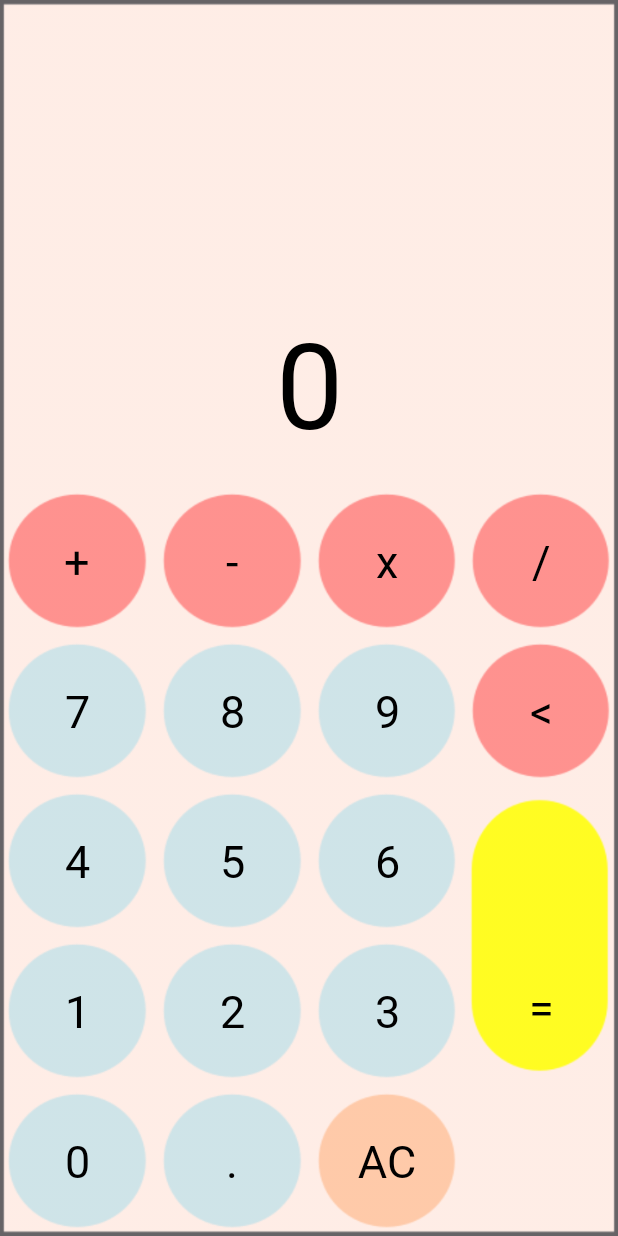
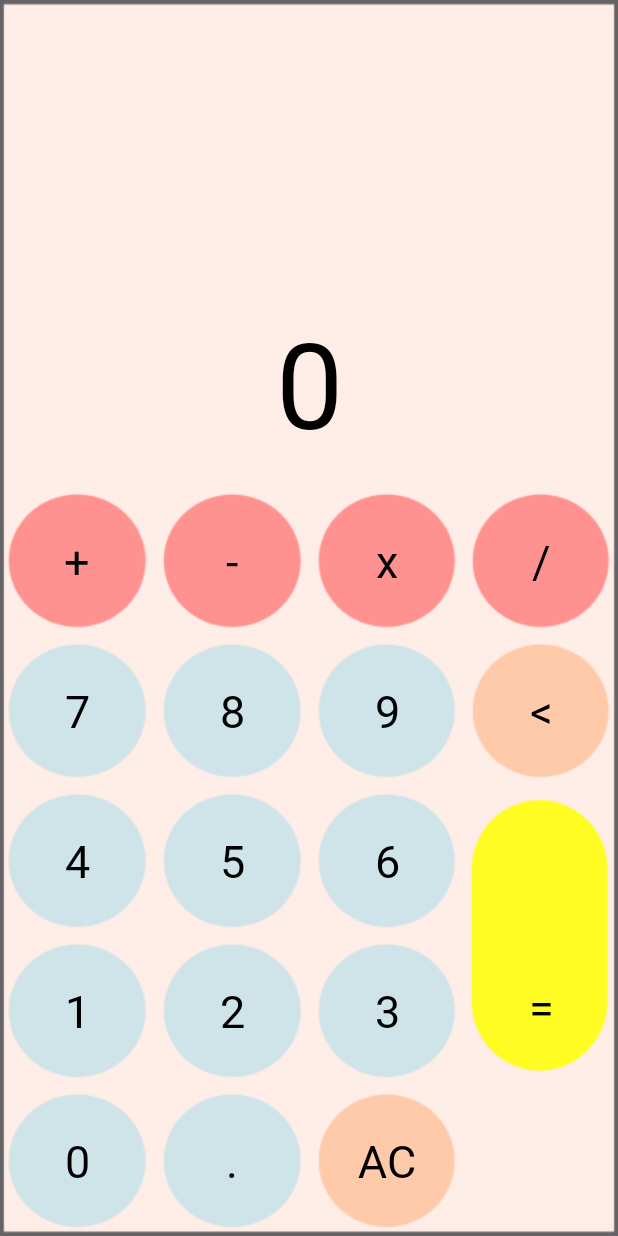
Before and after one commit to Aouni19/ReCalc, an Android app: the screen it shows after launch (MainActivity), on a phone screen of 412 x 824 dp. Run offline under Robolectric (Android 15) with nearby library versions, the phone set to English and light mode, and no system bars.

Commit message:
2st commit

```diff
--- a/app/src/main/java/com/example/recalc/MainActivity.kt
+++ b/app/src/main/java/com/example/recalc/MainActivity.kt
@@ -45,37 +45,67 @@ public class MainActivity : AppCompatActivity() {
             }
         }
 
-        findViewById<Button>(R.id.dot).setOnClickListener{
+        findViewById<Button?>(R.id.dot)?.setOnClickListener{
             flash(it)
             appendDot()
         }
 
-        findViewById<Button>(R.id.plus).setOnClickListener{
+        findViewById<Button?>(R.id.plus)?.setOnClickListener{
             flash(it); appendOperator("+")
         }
-        findViewById<Button>(R.id.minus).setOnClickListener{
+        findViewById<Button?>(R.id.minus)?.setOnClickListener{
             flash(it); appendOperator("-")
         }
-        findViewById<Button>(R.id.product).setOnClickListener{
+        findViewById<Button?>(R.id.product)?.setOnClickListener{
             flash(it); appendOperator("x")
         }
-        findViewById<Button>(R.id.divide).setOnClickListener{
+        findViewById<Button?>(R.id.divide)?.setOnClickListener{
             flash(it); appendOperator("/")
         }
 
-        findViewById<Button>(R.id.equal).setOnClickListener{
+        findViewById<Button?>(R.id.equal)?.setOnClickListener{
             flash(it)
             calculateResult()
         }
 
-        findViewById<Button>(R.id.allclear).setOnClickListener{
+        findViewById<Button?>(R.id.allclear)?.setOnClickListener{
             flash(it)
             clearAll()
         }
 
-        findViewById<Button>(R.id.backspace).setOnClickListener{
+        findViewById<Button?>(R.id.backspace)?.setOnClickListener{
             flash(it)
             backspace()
+        }
+
+        findViewById<Button?>(R.id.sin)?.setOnClickListener {
+            flash(it)
+            applyUnaryToLastNumber("sin") { Math.sin(it) }
+        }
+
+        findViewById<Button?>(R.id.cos)?.setOnClickListener {
+            flash(it)
+            applyUnaryToLastNumber("cos") { Math.cos(it) }
+        }
+
+        findViewById<Button?>(R.id.tan)?.setOnClickListener {
+            flash(it)
+            applyUnaryToLastNumber("tan") { Math.tan(it) }
+        }
+
+        findViewById<Button?>(R.id.log)?.setOnClickListener {
+            flash(it)
+            applyUnaryToLastNumber("log") { Math.log10(it) } // base-10 log
+        }
+
+        findViewById<Button?>(R.id.modulo)?.setOnClickListener {
+            flash(it)
+            appendOperator("%")
+        }
+
+        findViewById<Button?>(R.id.pi)?.setOnClickListener {
+            flash(it)
+            insertPi()
         }
 
         updateMainDisplay()
@@ -116,7 +146,7 @@ public class MainActivity : AppCompatActivity() {
     }
 
     private fun appendDot(){
-        val lastnum=currentExpression.split(Regex("[+\\-x%]")).lastOrNull()?:""
+        val lastnum = currentExpression.split(Regex("[+\\-x/%]")).lastOrNull() ?: ""
         if(!lastnum.contains(".")){
             if(lastnum.isEmpty()){
                 currentExpression+="0."
@@ -134,6 +164,57 @@ public class MainActivity : AppCompatActivity() {
         }
     }
 
+    private fun applyUnaryToLastNumber(name: String, useDegrees: Boolean = false, fn: (Double) -> Double) {
+        if (currentExpression.isEmpty()) return
+
+        // find index of last operator: + - x / %
+        val lastOpIndex = currentExpression.indexOfLast { ch -> "+-x/%".contains(ch) }
+        val numStart = if (lastOpIndex == -1) 0 else lastOpIndex + 1
+
+        // get the last number substring
+        val lastNumberStr = currentExpression.substring(numStart)
+        if (lastNumberStr.isEmpty()) return
+
+        val value = lastNumberStr.toDoubleOrNull() ?: return
+
+        // convert degrees->radians if requested (by default we work in radians)
+        val input = if (useDegrees) Math.toRadians(value) else value
+
+        // compute, but guard against NaN/Inf (e.g. tan(90deg) in degrees -> huge; user can handle)
+        val rawResult = try {
+            fn(input)
+        } catch (e: Exception) {
+            Double.NaN
+        }
+
+        if (rawResult.isNaN() || rawResult.isInfinite()) {
+            mainDisplay.text = "Error"
+            return
+        }
+
+        // format result to a nice string using your existing formatter
+        val resultStr = formatResult(rawResult)
+
+        // replace the last number with the computed result
+        currentExpression = currentExpression.substring(0, numStart) + resultStr
+        updateMainDisplay()
+
+        // show previous calculation like sin(45)
+        previousDisplay.text = "$name($lastNumberStr)"
+    }
+
+    private fun insertPi() {
+        val piStr = formatResult(Math.PI)
+        if (currentExpression.isNotEmpty() && currentExpression.last().toString().matches(Regex("[0-9\\.]"))) {
+            // implicit multiply
+            currentExpression += "x$piStr"
+        } else {
+            currentExpression += piStr
+        }
+        updateMainDisplay()
+    }
+
+
     private fun clearAll() {
         currentExpression = ""
         mainDisplay.text = ""
@@ -142,7 +223,7 @@ public class MainActivity : AppCompatActivity() {
 
     private fun calculateResult() {
         if (currentExpression.isEmpty()) return
-        if (currentExpression.last().toString().matches(Regex("[+\\-x%]"))) {
+        if (currentExpression.last().toString().matches(Regex("[+\\-x/%]"))) {
 
             currentExpression = currentExpression.dropLast(1)
         }
--- /dev/null
+++ b/app/src/main/res/layout-land/activity_main.xml
@@ -0,0 +1,411 @@
+<?xml version="1.0" encoding="utf-8"?>
+<androidx.constraintlayout.widget.ConstraintLayout xmlns:android="http://schemas.android.com/apk/res/android"
+    xmlns:app="http://schemas.android.com/apk/res-auto"
+    xmlns:tools="http://schemas.android.com/tools"
+    android:layout_width="match_parent"
+    android:layout_height="match_parent">
+
+    <androidx.constraintlayout.widget.ConstraintLayout
+        android:layout_width="match_parent"
+        android:layout_height="match_parent"
+        android:background="@drawable/bg_land"
+        >
+
+        <LinearLayout
+            android:layout_width="match_parent"
+            android:layout_height="match_parent"
+            android:orientation="horizontal">
+
+        <LinearLayout
+            android:id="@+id/linearLayout"
+            android:layout_width="600dp"
+            android:layout_weight="1"
+            android:layout_height="match_parent"
+            android:orientation="vertical"
+            >
+
+            <TextView
+                android:id="@+id/previous_calculation"
+                android:layout_width="match_parent"
+                android:layout_height="wrap_content"
+                android:layout_weight="1"
+                android:text="123"
+                android:textSize="40sp"
+                android:fontFamily="@font/nothing"
+                android:gravity="bottom"
+                android:textAlignment="center"
+                android:includeFontPadding="false"
+                android:maxLines="1"
+                android:ellipsize="end"
+                android:textColor="@color/text_primary"
+                android:autoSizeTextType="uniform"
+                android:autoSizeMinTextSize="12sp"
+                android:autoSizeMaxTextSize="40sp"
+                android:autoSizeStepGranularity="2sp"
+                tools:ignore="RtlCompat" />
+
+            <TextView
+                android:id="@+id/main_display"
+                android:layout_width="match_parent"
+                android:layout_height="wrap_content"
+                android:layout_weight="1"
+                android:maxLines="1"
+                android:ellipsize="end"
+                android:textColor="@color/text_primary"
+                android:textSize="70sp"
+                android:fontFamily="@font/nothing"
+                android:textAlignment="center"
+                android:text="123"
+                android:gravity="center_horizontal"
+                android:autoSizeTextType="uniform"
+                android:autoSizeMinTextSize="18sp"
+                android:autoSizeMaxTextSize="80sp"
+                android:autoSizeStepGranularity="2sp" />
+
+
+        </LinearLayout>
+
+        <LinearLayout
+            android:id="@+id/linearLayout4"
+            android:layout_width="wrap_content"
+            android:layout_weight="1"
+            android:layout_height="match_parent"
+            android:orientation="horizontal">
+
+
+            <LinearLayout
+                android:layout_width="wrap_content"
+                android:layout_height="match_parent"
+                android:orientation="vertical"
+                android:layout_weight="1">
+
+                <Button
+                    android:id="@+id/log"
+                    android:layout_width="match_parent"
+                    android:layout_height="wrap_content"
+                    android:background="@drawable/sci_butt_ns"
+                    android:layout_weight="1"
+                    app:backgroundTint="@null"
+                    android:text="log"
+                    android:fontFamily="@font/nothing"
+                    android:textColor="@color/text_primary"
+                    android:textSize="20dp"/>
+                <Button
+                    android:id="@+id/sin"
+                    android:layout_width="match_parent"
+                    android:layout_height="wrap_content"
+                    android:background="@drawable/sci_butt_ns"
+                    android:layout_weight="1"
+                    app:backgroundTint="@null"
+                    android:text="sin"
+                    android:fontFamily="@font/nothing"
+                    android:textColor="@color/text_primary"
+                    android:textSize="20dp"/>
+                <Button
+                    android:id="@+id/cos"
+                    android:layout_width="match_parent"
+                    android:layout_height="wrap_content"
+                    android:background="@drawable/sci_butt_ns"
+                    android:layout_weight="1"
+                    app:backgroundTint="@null"
+                    android:text="cos"
+                    android:fontFamily="@font/nothing"
+                    android:textColor="@color/text_primary"
+                    android:textSize="20dp"/>
+
+                <Button
+                    android:id="@+id/tan"
+                    android:layout_width="match_parent"
+                    android:layout_height="wrap_content"
+                    android:background="@drawable/sci_butt_ns"
+                    android:layout_weight="1"
+                    app:backgroundTint="@null"
+                    android:text="tan"
+                    android:fontFamily="@font/nothing"
+                    android:textColor="@color/text_primary"
+                    android:textSize="20dp"/>
+                <Button
+                    android:id="@+id/allclear"
+                    android:layout_width="match_parent"
+                    android:layout_height="wrap_content"
+                    android:background="@drawable/ac_spaced_ns"
+                    android:layout_weight="1"
+                    app:backgroundTint="@null"
+                    android:text="AC"
+                    android:fontFamily="@font/nothing"
+                    android:textColor="@color/ac_back_color"
+                    android:textSize="20dp"/>
+
+            </LinearLayout>
+
+            <LinearLayout
+                android:layout_width="wrap_content"
+                android:layout_height="match_parent"
+                android:orientation="vertical"
+                android:layout_weight="1">
+
+                <Button
+                    android:id="@+id/plus"
+                    android:layout_width="match_parent"
+                    android:layout_height="wrap_content"
+                    android:background="@drawable/operation_spaced_ns"
+                    android:layout_weight="1"
+                    app:backgroundTint="@null"
+                    android:text="+"
+                    android:fontFamily="@font/nothing"
+                    android:textColor="@color/text_primary"
+                    android:textSize="20dp"/>
+
+                <Button
+                    android:id="@+id/seven"
+                    android:layout_width="match_parent"
+                    android:layout_height="wrap_content"
+                    android:background="@drawable/butt_spaced_ns"
+                    android:layout_weight="1"
+                    app:backgroundTint="@null"
+                    android:text="7"
+                    android:fontFamily="@font/nothing"
+                    android:textColor="@color/text_primary"
+                    android:textSize="20dp"/>
+
+                <Button
+                    android:id="@+id/four"
+                    android:layout_width="match_parent"
+                    android:layout_height="wrap_content"
+                    android:background="@drawable/butt_spaced_ns"
+                    android:layout_weight="1"
+                    app:backgroundTint="@null"
+                    android:text="4"
+                    android:fontFamily="@font/nothing"
+                    android:textColor="@color/text_primary"
+                    android:textSize="20dp"/>
+
+                <Button
+                    android:id="@+id/one"
+                    android:layout_width="match_parent"
+                    android:layout_height="wrap_content"
+                    android:background="@drawable/butt_spaced_ns"
+                    android:layout_weight="1"
+                    app:backgroundTint="@null"
+                    android:text="1"
+                    android:fontFamily="@font/nothing"
+                    android:textColor="@color/text_primary"
+                    android:textSize="20dp"/>
+
+                <Button
+                    android:id="@+id/backspace"
+                    android:layout_width="match_parent"
+                    android:layout_height="wrap_content"
+                    android:background="@drawable/ac_spaced_ns"
+                    android:layout_weight="1"
+                    app:backgroundTint="@null"
+                    android:text="&lt;"
+                    android:fontFamily="@font/nothing"
+                    android:textColor="@color/ac_back_color"
+                    android:textSize="20dp"/>
+
+
+
+            </LinearLayout>
+
+            <LinearLayout
+                android:layout_width="wrap_content"
+                android:layout_height="match_parent"
+                android:orientation="vertical"
+                android:layout_weight="1">
+
+                <Button
+                    android:id="@+id/minus"
+                    android:layout_width="match_parent"
+                    android:layout_height="wrap_content"
+                    android:background="@drawable/operation_spaced_ns"
+                    android:layout_weight="1"
+                    app:backgroundTint="@null"
+                    android:text="-"
+                    android:fontFamily="@font/nothing"
+                    android:textColor="@color/text_primary"
+                    android:textSize="20dp"/>
+
+                <Button
+                    android:id="@+id/eight"
+                    android:layout_width="match_parent"
+                    android:layout_height="wrap_content"
+                    android:background="@drawable/butt_spaced_ns"
+                    android:layout_weight="1"
+                    app:backgroundTint="@null"
+                    android:text="8"
+                    android:fontFamily="@font/nothing"
+                    android:textColor="@color/text_primary"
+                    android:textSize="20dp"/>
+
+                <Button
+                    android:id="@+id/five"
+                    android:layout_width="match_parent"
+                    android:layout_height="wrap_content"
+                    android:background="@drawable/butt_spaced_ns"
+                    android:layout_weight="1"
+                    app:backgroundTint="@null"
+                    android:text="5"
+                    android:fontFamily="@font/nothing"
+                    android:textColor="@color/text_primary"
+                    android:textSize="20dp"/>
+
+                <Button
+                    android:id="@+id/two"
+                    android:layout_width="match_parent"
+                    android:layout_height="wrap_content"
+                    android:background="@drawable/butt_spaced_ns"
+                    android:layout_weight="1"
+                    app:backgroundTint="@null"
+                    android:text="2"
+                    android:fontFamily="@font/nothing"
+                    android:textColor="@color/text_primary"
+                    android:textSize="20dp"/>
+
+                <Button
+                    android:id="@+id/zero"
+                    android:layout_width="match_parent"
+                    android:layout_height="wrap_content"
+                    android:background="@drawable/butt_spaced_ns"
+                    android:layout_weight="1"
+                    app:backgroundTint="@null"
+                    android:text="0"
+                    android:fontFamily="@font/nothing"
+                    android:textColor="@color/text_primary"
+                    android:textSize="20dp"/>
+
+            </LinearLayout>
+
+            <LinearLayout
+                android:layout_width="wrap_content"
+                android:layout_height="match_parent"
+                android:orientation="vertical"
+                android:layout_weight="1">
+
+                <Button
+                    android:id="@+id/product"
+                    android:layout_width="match_parent"
+                    android:layout_height="wrap_content"
+                    android:background="@drawable/operation_spaced_ns"
+                    android:layout_weight="1"
+                    app:backgroundTint="@null"
+                    android:text="x"
+                    android:fontFamily="@font/nothing"
+                    android:textColor="@color/text_primary"
+                    android:textSize="20dp"/>
+
+                <Button
+                    android:id="@+id/nine"
+                    android:layout_width="match_parent"
+                    android:layout_height="wrap_content"
+                    android:background="@drawable/butt_spaced_ns"
+                    android:layout_weight="1"
+                    app:backgroundTint="@null"
+                    android:text="9"
+                    android:fontFamily="@font/nothing"
+                    android:textColor="@color/text_primary"
+                    android:textSize="20dp"/>
+
+                <Button
+                    android:id="@+id/six"
+                    android:layout_width="match_parent"
+                    android:layout_height="wrap_content"
+                    android:background="@drawable/butt_spaced_ns"
+                    android:layout_weight="1"
+                    app:backgroundTint="@null"
+                    android:text="6"
+                    android:fontFamily="@font/nothing"
+                    android:textColor="@color/text_primary"
+                    android:textSize="20dp"/>
+
+                <Button
+                    android:id="@+id/three"
+                    android:layout_width="match_parent"
+                    android:layout_height="wrap_content"
+                    android:background="@drawable/butt_spaced_ns"
+                    android:layout_weight="1"
+                    app:backgroundTint="@null"
+                    android:text="3"
+                    android:fontFamily="@font/nothing"
+                    android:textColor="@color/text_primary"
+                    android:textSize="20dp"/>
+
+                <Button
+                    android:id="@+id/dot"
+                    android:layout_width="match_parent"
+                    android:layout_height="wrap_content"
+                    android:background="@drawable/butt_spaced_ns"
+                    android:layout_weight="1"
+                    app:backgroundTint="@null"
+                    android:text="."
+                    android:fontFamily="@font/nothing"
+                    android:textColor="@color/text_primary"
+                    android:textSize="20dp"/>
+
+            </LinearLayout>
+
+            <LinearLayout
+                android:layout_width="wrap_content"
+                android:layout_height="match_parent"
+                android:orientation="vertical"
+                android:layout_weight="1">
+
+                <Button
+                    android:id="@+id/divide"
+                    android:layout_width="match_parent"
+                    android:layout_height="wrap_content"
+                    android:background="@drawable/operation_spaced_ns"
+                    android:layout_weight="1"
+                    app:backgroundTint="@null"
+                    android:text="/"
+                    android:fontFamily="@font/nothing"
+                    android:textColor="@color/text_primary"
+                    android:textSize="20dp"/>
+
+                <Button
+                    android:id="@+id/modulo"
+                    android:layout_width="match_parent"
+                    android:layout_height="wrap_content"
+                    android:background="@drawable/operation_spaced_ns"
+                    android:layout_weight="1"
+                    app:backgroundTint="@null"
+                    android:text="%"
+                    android:fontFamily="@font/nothing"
+                    android:textColor="@color/text_primary"
+                    android:textSize="20dp"/>
+
+                <Button
+                    android:id="@+id/pi"
+                    android:layout_width="match_parent"
+                    android:layout_height="wrap_content"
+                    android:layout_weight="1"
+                    android:background="@drawable/operation_spaced_ns"
+                    app:backgroundTint="@null"
+                    android:text="π"
+                    android:fontFamily="@font/nothing"
+                    android:textColor="@color/text_primary"
+                    android:textSize="20dp"/>
+
+                <Button
+                    android:id="@+id/equal"
+                    android:layout_width="match_parent"
+                    android:layout_height="wrap_content"
+                    android:layout_weight="2"
+                    android:background="@drawable/small_equal_ns"
+                    android:fontFamily="@font/nothing"
+                    android:gravity="center_horizontal"
+                    android:paddingTop="100dp"
+                    android:textAlignment="center"
+                    android:text="="
+                    android:textColor="@color/text_primary"
+                    android:textSize="20dp"
+                    app:backgroundTint="@null" />
+
+            </LinearLayout>
+
+        </LinearLayout>
+
+        </LinearLayout>
+
+    </androidx.constraintlayout.widget.ConstraintLayout>
+</androidx.constraintlayout.widget.ConstraintLayout>
--- a/app/src/main/res/layout/activity_main.xml
+++ b/app/src/main/res/layout/activity_main.xml
@@ -330,12 +330,12 @@
                     android:id="@+id/backspace"
                     android:layout_width="match_parent"
                     android:layout_height="100dp"
-                    android:background="@drawable/operation_spaced_ns"
+                    android:background="@drawable/ac_spaced_ns"
                     android:backgroundTint="@null"
                     android:fontFamily="@font/nothing"
                     android:gravity="center"
                     android:text="&lt;"
-                    android:textColor="@color/text_primary"
+                    android:textColor="@color/ac_back_color"
                     android:textSize="30dp"
                     app:backgroundTint="@null" />
 
```
Also changed, not shown: app/src/main/res/drawable-night/bg_land.png (added), app/src/main/res/drawable-night/operation_spaced_ns.png, app/src/main/res/drawable-night/sci_butt_ns.png (added), app/src/main/res/drawable/bg_land.png (added), app/src/main/res/drawable/sci_butt_ns.png (added).
